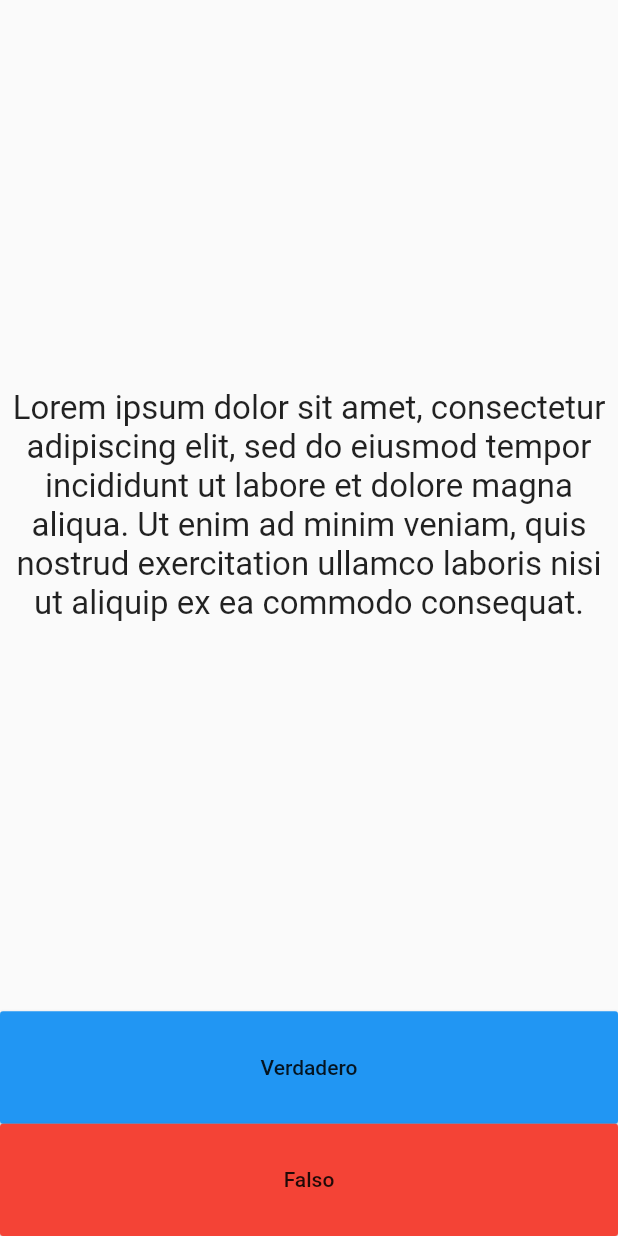
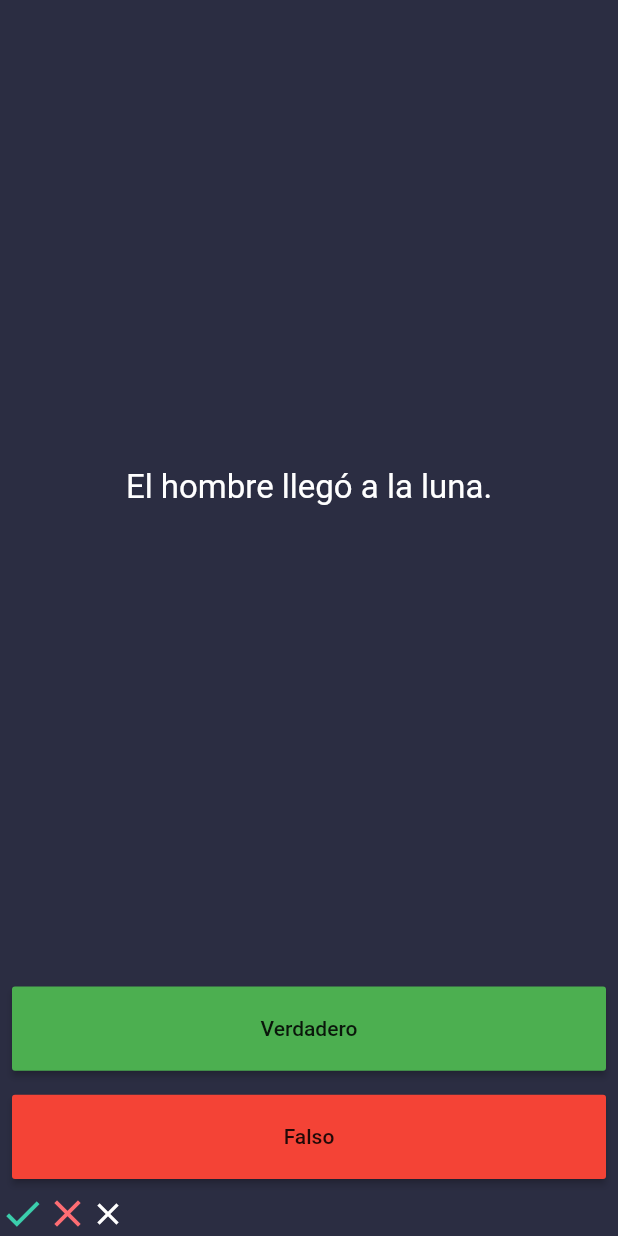
Before and after one commit to rangulo1972/codigo6_quiz, a Flutter app: the screen it shows after launch, after a tap on "Verdadero", on a phone screen of 412 x 824 dp. Run offline on Flutter 3.47's test engine with Material 2 defaults, Android fonts, the phone set to English and light mode, and no system bars.

Commit message:
Modificando detalles de lista de preguntas y como presentarlos

```diff
--- a/lib/home_page.dart
+++ b/lib/home_page.dart
@@ -1,36 +1,77 @@
 import 'package:flutter/material.dart';
 
-class HomePage extends StatelessWidget {
+class HomePage extends StatefulWidget {
+  @override
+  State<HomePage> createState() => _HomePageState();
+}
+
+class _HomePageState extends State<HomePage> {
+  //creamos la lista de preguntas
+  List<String> questions = [
+    "La tierra es plana.",
+    "El hombre llegó a la luna.",
+    "Soy millonario."
+  ];
+
+  //creamos una lista de widgets para mostrar el score de aciertos
+  List<Widget> scoreKeeper = [
+    Icon(
+      Icons.check,
+      color: Color(0xff3bceac),
+      size: 30.0,
+    ),
+    Icon(
+      Icons.close,
+      color: Color(0xfffe6d73),
+      size: 30.0,
+    ),
+  ];
+
   @override
   Widget build(BuildContext context) {
     return Scaffold(
+      backgroundColor: Color(0xff2b2d42),
       body: Column(
         //para poder alargar los botones de Verdadero y Falso
         crossAxisAlignment: CrossAxisAlignment.stretch,
         children: [
-          const Expanded(
+          Expanded(
             flex: 9,
             child: Center(
               child: Padding(
                 padding: EdgeInsets.all(6.0),
                 child: Text(
-                  "Lorem ipsum dolor sit amet, consectetur adipiscing elit, sed do eiusmod tempor incididunt ut labore et dolore magna aliqua. Ut enim ad minim veniam, quis nostrud exercitation ullamco laboris nisi ut aliquip ex ea commodo consequat.",
+                  questions[1],
                   textAlign: TextAlign.center,
-                  style: TextStyle(fontSize: 22.0),
+                  style: TextStyle(fontSize: 22.0, color: Colors.white),
                 ),
               ),
             ),
           ),
           Expanded(
+            //hacemos que el botón tenga margen
+            child: Padding(
+              padding: const EdgeInsets.all(8.0),
               child: MaterialButton(
-              onPressed: () {},
-              color: Colors.blue,
+                onPressed: () {
+                  scoreKeeper.add(
+                    Icon(
+                      Icons.close,
+                      color: Colors.white,
+                    ),
+                  );
+                  setState(() {});
+                },
+                color: Colors.green,
                 child: const Text(
                   "Verdadero",
                 ),
               ),
             ),
+          ),
           Expanded(
+            child: Padding(
+              padding: const EdgeInsets.all(8.0),
               child: MaterialButton(
                 onPressed: () {},
                 color: Colors.red,
@@ -39,8 +80,12 @@ class HomePage extends StatelessWidget {
                 ),
               ),
             ),
+          ),
 //          ElevatedButton(onPressed: () {}, child: Text("Hola")),
 //          ElevatedButton(onPressed: () {}, child: Text("Hola")),
+          Row(
+            children: scoreKeeper,
+          ),
         ],
       ),
     );
```
Lines whose indentation alone changed are shown as unchanged.
